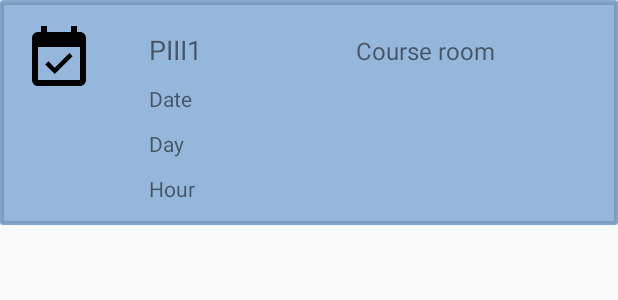
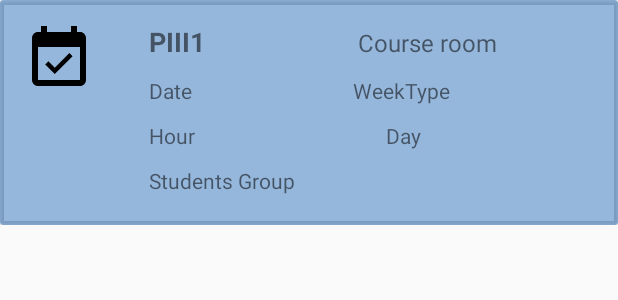
Before and after one commit to VictoriaFargutu/unibook-android, an Android app: the layout make_reservation_item_layout.xml on its own in the app's theme, with its tools: preview values and no code run, on a phone screen of 412 x 824 dp. Shown: the top 300 px of the screen. Run offline under Robolectric (Android 15) with nearby library versions, the phone set to English and light mode, and no system bars; network calls fail.

Commit message:
small change to free options screen

```diff
--- a/app/src/main/res/layout/make_reservation_item_layout.xml
+++ b/app/src/main/res/layout/make_reservation_item_layout.xml
@@ -34,7 +34,7 @@
                 android:orientation="vertical"
                 android:paddingEnd="10dp"
                 android:paddingStart="15dp"
-                android:paddingTop="15dp">
+                android:paddingTop="10dp">
 
                 <LinearLayout
                     android:layout_width="match_parent"
@@ -46,7 +46,8 @@
                         android:layout_height="wrap_content"
                         android:padding="5dp"
                         android:text="PIII1"
-                        android:textSize="18sp" />
+                        android:textSize="18sp"
+                        android:textStyle="bold" />
 
                     <TextView
                         android:id="@+id/free_reservation_classroom_type"
@@ -60,12 +61,39 @@
 
                 </LinearLayout>
 
+                <LinearLayout
+                    android:layout_width="match_parent"
+                    android:layout_height="wrap_content">
+
                     <TextView
                         android:id="@+id/free_reservation_date"
+                        android:layout_width="wrap_content"
+                        android:layout_height="wrap_content"
+                        android:padding="5dp"
+                        android:text="Date"
+                        android:textSize="14sp" />
+
+                    <TextView
+                        android:id="@+id/free_reservation_week_type"
                         android:layout_width="match_parent"
                         android:layout_height="wrap_content"
                         android:padding="5dp"
-                    android:text="Date"
+                        android:text="WeekType"
+                        android:textAlignment="center"
+                        android:textSize="14sp" />
+                </LinearLayout>
+
+                <LinearLayout
+                    android:layout_width="match_parent"
+                    android:layout_height="wrap_content">
+
+
+                    <TextView
+                        android:id="@+id/free_reservation_hour"
+                        android:layout_width="wrap_content"
+                        android:layout_height="wrap_content"
+                        android:padding="5dp"
+                        android:text="Hour"
                         android:textSize="14sp" />
 
                     <TextView
@@ -74,15 +102,19 @@
                         android:layout_height="wrap_content"
                         android:padding="5dp"
                         android:text="Day"
+                        android:textAlignment="center"
                         android:textSize="14sp" />
 
+                </LinearLayout>
+
                 <TextView
-                    android:id="@+id/free_reservation_hour"
+                    android:id="@+id/free_reservation_students_group"
                     android:layout_width="match_parent"
                     android:layout_height="wrap_content"
                     android:padding="5dp"
-                    android:text="Hour"
+                    android:text="Students Group"
                     android:textSize="14sp" />
+
             </LinearLayout>
         </LinearLayout>
 
--- a/dependencies.gradle
+++ b/dependencies.gradle
@@ -1,7 +1,7 @@
 ext.app = [
         "id"                       : "com.fargutuvictoria.unibook",
         "name"                     : "unibook",
-        "minSdkVersion"            : 21,
+        "minSdkVersion"            : 17,
         "compileSdkVersion"        : 26,
         "targetSdkVersion"         : 26,
         "versionCode"              : 1,
```
Also changed, not shown: app/src/main/java/com/fargutuvictoria/unibook/ui/home/adapter/reservation/freeoptions/FreeOptionsCardViewAdapter.java (+26 -0 lines), commons/src/main/java/com/fargutuvictoria/commons/model/FreeOption.java (+3 -13 lines). Lines whose indentation alone changed are shown as unchanged.
